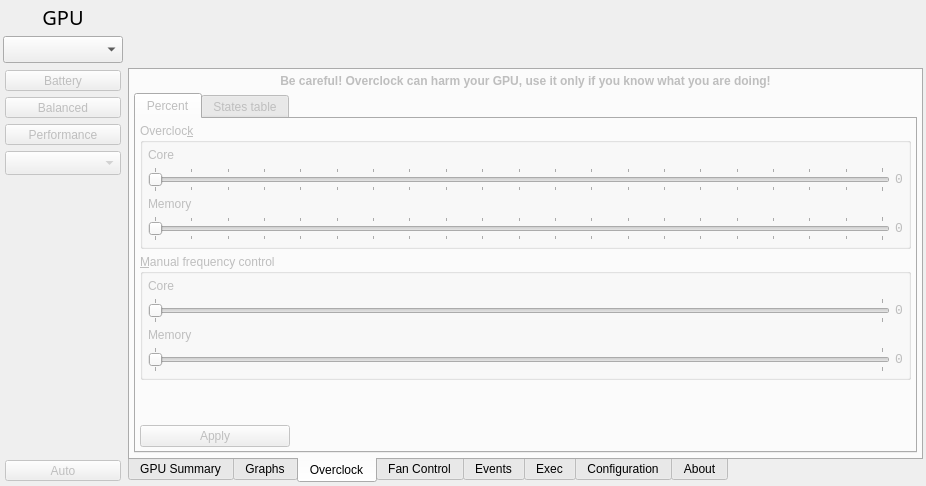
The window that radeon-profile/radeon_profile.ui (marazmista/radeon-profile) describes before a commit, drawn with Qt 5.
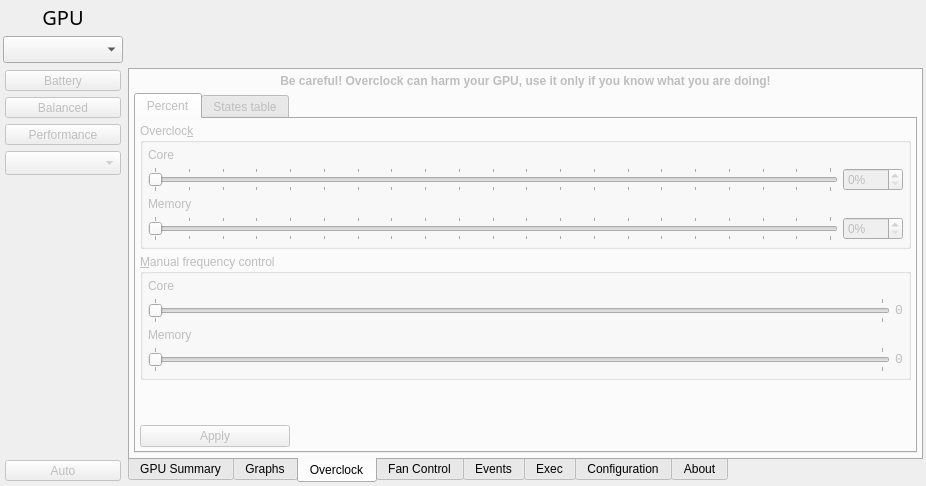
The same window after the commit. The open tabs and pages were chosen to show the change. Icons and pictures are not drawn.

Commit message: percent overclock ui fixes

Patch:
```diff
--- a/radeon-profile/radeon_profile.ui
+++ b/radeon-profile/radeon_profile.ui
@@ -1144,7 +1144,7 @@
               <property name="checked">
                <bool>false</bool>
               </property>
-              <layout class="QGridLayout" name="gridLayout_7" columnstretch="1,0,0,0">
+              <layout class="QGridLayout" name="gridLayout_7">
                <property name="leftMargin">
                 <number>5</number>
                </property>
@@ -1160,14 +1160,65 @@
                <property name="spacing">
                 <number>5</number>
                </property>
-               <item row="2" column="0" colspan="2">
+               <item row="0" column="0">
+                <widget class="QLabel" name="label_coreOc">
+                 <property name="text">
+                  <string>Core</string>
+                 </property>
+                </widget>
+               </item>
+               <item row="1" column="0">
+                <widget class="QSlider" name="slider_ocSclk">
+                 <property name="enabled">
+                  <bool>false</bool>
+                 </property>
+                 <property name="sizePolicy">
+                  <sizepolicy hsizetype="Expanding" vsizetype="Preferred">
+                   <horstretch>0</horstretch>
+                   <verstretch>0</verstretch>
+                  </sizepolicy>
+                 </property>
+                 <property name="maximum">
+                  <number>20</number>
+                 </property>
+                 <property name="pageStep">
+                  <number>5</number>
+                 </property>
+                 <property name="orientation">
+                  <enum>Qt::Horizontal</enum>
+                 </property>
+                 <property name="tickPosition">
+                  <enum>QSlider::TicksBothSides</enum>
+                 </property>
+                 <property name="tickInterval">
+                  <number>1</number>
+                 </property>
+                </widget>
+               </item>
+               <item row="1" column="1">
+                <widget class="QSpinBox" name="spin_ocSclk">
+                 <property name="minimumSize">
+                  <size>
+                   <width>60</width>
+                   <height>0</height>
+                  </size>
+                 </property>
+                 <property name="suffix">
+                  <string>%</string>
+                 </property>
+                 <property name="maximum">
+                  <number>20</number>
+                 </property>
+                </widget>
+               </item>
+               <item row="2" column="0">
                 <widget class="QLabel" name="label_memOc">
                  <property name="text">
                   <string>Memory</string>
                  </property>
                 </widget>
                </item>
-               <item row="3" column="0" colspan="3">
+               <item row="3" column="0">
                 <widget class="QSlider" name="slider_ocMclk">
                  <property name="enabled">
                   <bool>false</bool>
@@ -1195,70 +1246,19 @@
                  </property>
                 </widget>
                </item>
-               <item row="1" column="0" colspan="3">
-                <widget class="QSlider" name="slider_ocSclk">
-                 <property name="enabled">
-                  <bool>false</bool>
+               <item row="3" column="1">
+                <widget class="QSpinBox" name="spin_ocMclk">
+                 <property name="minimumSize">
+                  <size>
+                   <width>60</width>
+                   <height>0</height>
+                  </size>
                  </property>
-                 <property name="sizePolicy">
-                  <sizepolicy hsizetype="Expanding" vsizetype="Preferred">
-                   <horstretch>0</horstretch>
-                   <verstretch>0</verstretch>
-                  </sizepolicy>
+                 <property name="suffix">
+                  <string>%</string>
                  </property>
                  <property name="maximum">
                   <number>20</number>
-                 </property>
-                 <property name="pageStep">
-                  <number>5</number>
-                 </property>
-                 <property name="orientation">
-                  <enum>Qt::Horizontal</enum>
-                 </property>
-                 <property name="tickPosition">
-                  <enum>QSlider::TicksBothSides</enum>
-                 </property>
-                 <property name="tickInterval">
-                  <number>1</number>
-                 </property>
-                </widget>
-               </item>
-               <item row="0" column="0" colspan="2">
-                <widget class="QLabel" name="label_coreOc">
-                 <property name="text">
-                  <string>Core</string>
-                 </property>
-                </widget>
-               </item>
-               <item row="1" column="3">
-                <widget class="QLabel" name="l_ocSclk">
-                 <property name="font">
-                  <font>
-                   <family>Monospace</family>
-                   <pointsize>10</pointsize>
-                  </font>
-                 </property>
-                 <property name="text">
-                  <string notr="true">0</string>
-                 </property>
-                 <property name="alignment">
-                  <set>Qt::AlignRight|Qt::AlignTrailing|Qt::AlignVCenter</set>
-                 </property>
-                </widget>
-               </item>
-               <item row="3" column="3">
-                <widget class="QLabel" name="l_ocMclk">
-                 <property name="font">
-                  <font>
-                   <family>Monospace</family>
-                   <pointsize>10</pointsize>
-                  </font>
-                 </property>
-                 <property name="text">
-                  <string notr="true">0</string>
-                 </property>
-                 <property name="alignment">
-                  <set>Qt::AlignRight|Qt::AlignTrailing|Qt::AlignVCenter</set>
                  </property>
                 </widget>
                </item>
```
Left out of the diff: 298 changed lines with no effect on the pictures. The commit also changes 3 other files.
